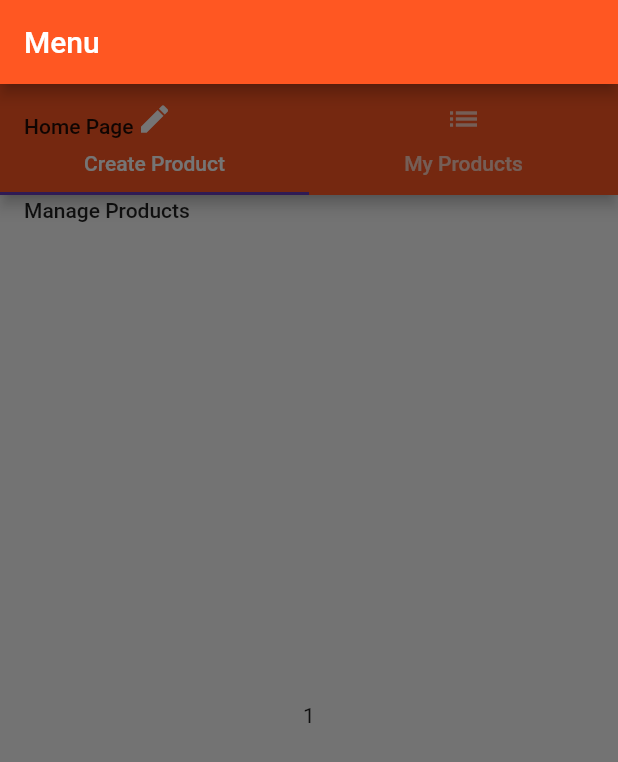
After one commit to quydau35/flutter_course, a Flutter app: the ProductAdmin screen opened directly, with the side drawer open, on a phone screen of 412 x 824 dp. The commit adds this screen. Shown: the top 762 px of the screen. Run offline on Flutter 3.47's test engine with Material 2 defaults, Android fonts, the phone set to English and light mode, and no system bars.

Commit message:
update to new course

```diff
--- a/lib/main.dart
+++ b/lib/main.dart
@@ -1,7 +1,8 @@
 import 'package:flutter/material.dart';
 // import 'package:flutter/rendering.dart';
 
-import './pages/home.dart';
+import './pages/auth.dart';
+import './pages/product_admin.dart';
 
 void main() {
   // debugPaintSizeEnabled = true;
@@ -22,7 +23,8 @@ class MyApp extends StatelessWidget {
         primarySwatch: Colors.deepOrange,
         accentColor: Colors.deepPurple,
       ),
-      home: HomePage(),
+      home: AuthPage(),
+
     );
   }
 }
--- /dev/null
+++ b/lib/pages/product_admin.dart
@@ -0,0 +1,39 @@
+import 'package:flutter/material.dart';
+import 'package:flutter_course/pages/side_navigator.dart';
+import 'package:flutter_course/pages/product_create.dart';
+import 'package:flutter_course/pages/product_list.dart';
+
+class ProductAdmin extends StatelessWidget {
+  const ProductAdmin({Key key}) : super(key: key);
+
+  @override
+  Widget build(BuildContext context) {
+    return DefaultTabController(
+      length: 2,
+      child: Scaffold(
+        drawer: SideNavigator(),
+        appBar: AppBar(
+          title: Text('Manage Products'),
+          bottom: TabBar(
+            tabs: <Widget>[
+              Tab(
+                icon: Icon(Icons.create),
+                text: 'Create Product',
+              ),
+              Tab(
+                icon: Icon(Icons.list),
+                text: 'My Products',
+              )
+            ],
+          ),
+        ),
+        body: TabBarView(
+          children: <Widget>[
+            ProductCreatePage(),
+            ProductListPage(),
+          ],
+        ),
+      ),
+    );
+  }
+}
--- /dev/null
+++ b/lib/pages/product_create.dart
@@ -0,0 +1,12 @@
+import 'package:flutter/material.dart';
+
+class ProductCreatePage extends StatelessWidget {
+  const ProductCreatePage({Key key}) : super(key: key);
+
+  @override
+  Widget build(BuildContext context) {
+    return Container(
+      child: Center(child: Text('1')),
+    );
+  }
+}
--- /dev/null
+++ b/lib/pages/side_navigator.dart
@@ -0,0 +1,41 @@
+import 'package:flutter/material.dart';
+import 'package:flutter_course/pages/home.dart';
+import 'package:flutter_course/pages/product_admin.dart';
+
+class SideNavigator extends StatelessWidget {
+  const SideNavigator({Key key}) : super(key: key);
+
+  @override
+  Widget build(BuildContext context) {
+    return Column(
+      children: <Widget>[
+        AppBar(
+          automaticallyImplyLeading: false,
+          title: Text('Menu'),
+        ),
+        ListTile(
+          title: Text('Home Page'),
+          onTap: () {
+            Navigator.push(
+              context,
+              MaterialPageRoute(builder: (BuildContext context) {
+                return HomePage();
+              }),
+            );
+          },
+        ),
+        ListTile(
+          title: Text('Manage Products'),
+          onTap: () {
+            Navigator.push(
+              context,
+              MaterialPageRoute(builder: (BuildContext context) {
+                return ProductAdmin();
+              }),
+            );
+          },
+        ),
+      ],
+    );
+  }
+}
```
Also changed, not shown: lib/pages/auth.dart (added, +26 -0 lines), lib/pages/home.dart (+57 -0 lines), lib/pages/product.dart (+9 -1 lines), lib/pages/product_list.dart (added, +12 -0 lines).
